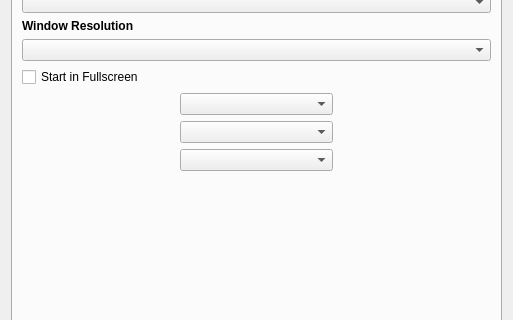
First picture: the form in yabause/src/qt/ui/UISettings.ui, repository Yabause/yabause, before the edit; both pictures show x 0 to 513 and y 123 to 443 of the 513 by 563 pixel window.
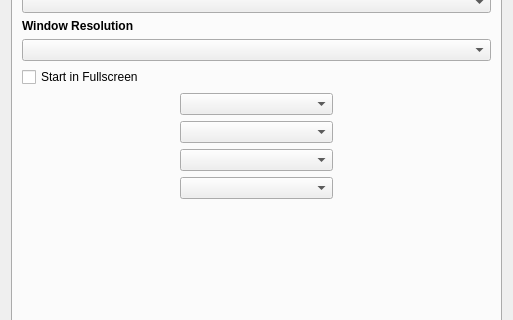
Second picture: the form after the edit. The open tabs and pages were chosen to show the change. Custom widgets are drawn as their Qt base class.

Patch:
```diff
--- a/yabause/src/qt/ui/UISettings.ui
+++ b/yabause/src/qt/ui/UISettings.ui
@@ -301,9 +301,12 @@
         <widget class="QComboBox" name="cbFilterMode"/>
        </item>
        <item row="20" column="1">
-        <widget class="QComboBox" name="cbPolygonGeneration"/>
+        <widget class="QComboBox" name="cbUpscaleMode"/>
        </item>
        <item row="21" column="1">
+        <widget class="QComboBox" name="cbPolygonGeneration"/>
+       </item>
+       <item row="22" column="1">
         <widget class="QComboBox" name="cbResolution"/>
        </item>
       </layout>
```
